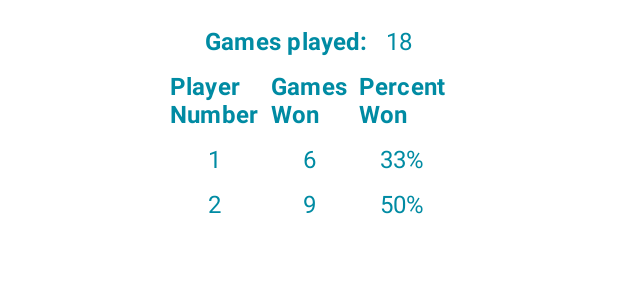
After one commit to dnagelCS/Thirteen_Stones, an Android app: the layout statistics_include_card_stats_data.xml on its own in the app's theme, with its tools: preview values and no code run, on a phone screen of 412 x 824 dp. The commit adds this screen. Shown: the top 300 px of the screen. Run offline under Robolectric (Android 15) with nearby library versions, the phone set to English and light mode, and no system bars.

Commit message:
updated layout of statistics to include scroll and background

```diff
--- a/app/src/main/AndroidManifest.xml
+++ b/app/src/main/AndroidManifest.xml
@@ -12,7 +12,7 @@
         <activity
             android:name=".activities.StatisticsActivity"
             android:label="@string/title_activity_statistics"
-            android:theme="@style/Theme.ThirteenStones.NoActionBar" />
+            android:theme="@style/Theme.ThirteenStones.NoActionBar.Dialog" />
         <activity
             android:name=".activities.SplashActivity"
             android:theme="@style/Theme.ThirteenStones.NoActionBar.SplashScreenTheme">
--- a/app/src/main/java/com/example/thirteenstones/activities/MainActivity.java
+++ b/app/src/main/java/com/example/thirteenstones/activities/MainActivity.java
@@ -201,7 +201,7 @@ public class MainActivity extends AppCompatActivity {
         dismissSnackBarIfShown();
         showInfoDialog(MainActivity.this, "About 13 Stones",
                 "A quick two-player game; have fun!\n" +
-                        "\nAndroid game by SA.\nmintedtech@gmail.com");
+                        "\nCode-along for Android Application and Development course");
     }
 
     private void showSettings() {
--- a/app/src/main/res/layout-land/main_include_image_and_card_buttons.xml
+++ b/app/src/main/res/layout-land/main_include_image_and_card_buttons.xml
@@ -13,7 +13,7 @@
 
     <include
         android:id="@+id/card_image_view_stones"
-        layout="@layout/main_include_card_image_stones"
+        layout="@layout/multi_include_card_image_stones"
         android:layout_width="0dp"
         android:layout_height="0dp"
         android:layout_margin="@dimen/default_activity_margin"
--- a/app/src/main/res/layout/main_include_image_and_card_buttons.xml
+++ b/app/src/main/res/layout/main_include_image_and_card_buttons.xml
@@ -3,6 +3,6 @@
     xmlns:android="http://schemas.android.com/apk/res/android"
     tools:showIn="@layout/content_main">
 
-    <include layout="@layout/main_include_card_image_stones" />
+    <include layout="@layout/multi_include_card_image_stones" />
     <include layout="@layout/main_include_card_buttons" />
 </merge>
--- /dev/null
+++ b/app/src/main/res/layout/statistics_include_card_stats_data.xml
@@ -0,0 +1,106 @@
+<?xml version="1.0" encoding="utf-8"?>
+<androidx.constraintlayout.widget.ConstraintLayout xmlns:app="http://schemas.android.com/apk/res-auto"
+    xmlns:android="http://schemas.android.com/apk/res/android"
+    xmlns:tools="http://schemas.android.com/tools"
+    android:layout_width="match_parent"
+    android:layout_height="wrap_content"
+    android:padding="@dimen/default_activity_margin"
+    tools:showIn="@layout/content_statistics">
+
+    <TextView
+        android:id="@+id/tv_label_games_played"
+        style="@style/TextViewStatistics.PrimaryTextColor.Bold"
+        android:layout_marginTop="@dimen/default_activity_margin"
+        android:text="@string/games_played"
+        app:layout_constraintEnd_toStartOf="@+id/tv_data_games_played"
+        app:layout_constraintHorizontal_chainStyle="packed"
+        app:layout_constraintStart_toStartOf="parent"
+        app:layout_constraintTop_toTopOf="parent" />
+
+    <TextView
+        android:id="@+id/tv_data_games_played"
+        style="@style/TextViewStatistics.PrimaryTextColor"
+        android:layout_marginStart="@dimen/default_activity_margin"
+        android:layout_marginLeft="@dimen/default_activity_margin"
+        android:layout_marginTop="@dimen/default_activity_margin"
+        app:layout_constraintEnd_toEndOf="parent"
+        app:layout_constraintStart_toEndOf="@+id/tv_label_games_played"
+        app:layout_constraintTop_toTopOf="parent"
+        tools:text="18" />
+
+    <TextView
+        android:id="@+id/tv_label_header_player"
+        style="@style/TextViewStatistics.SecondaryTextColor.Bold"
+        android:layout_marginEnd="@dimen/default_activity_margin"
+        android:layout_marginRight="@dimen/default_activity_margin"
+        android:text="@string/player_number"
+        app:layout_constraintEnd_toStartOf="@+id/tv_label_header_wins"
+        app:layout_constraintTop_toTopOf="@+id/tv_label_header_wins" />
+
+    <TextView
+        android:id="@+id/tv_label_header_wins"
+        style="@style/TextViewStatistics.SecondaryTextColor.Bold"
+        android:layout_marginTop="@dimen/double_activity_margin"
+        android:text="@string/games_won"
+        app:layout_constraintEnd_toEndOf="parent"
+        app:layout_constraintStart_toStartOf="parent"
+        app:layout_constraintTop_toBottomOf="@+id/tv_label_games_played" />
+
+    <TextView
+        android:id="@+id/tv_label_header_win_pct"
+        style="@style/TextViewStatistics.SecondaryTextColor.Bold"
+        android:layout_marginStart="@dimen/default_activity_margin"
+        android:layout_marginLeft="@dimen/default_activity_margin"
+        android:text="@string/percent_won"
+        app:layout_constraintStart_toEndOf="@+id/tv_label_header_wins"
+        app:layout_constraintTop_toTopOf="@+id/tv_label_header_wins" />
+
+    <TextView
+        android:id="@+id/tv_label_player1_number"
+        style="@style/TextViewStatistics.SecondaryTextColor"
+        android:text="@string/one"
+        app:layout_constraintEnd_toEndOf="@+id/tv_label_header_player"
+        app:layout_constraintStart_toStartOf="@+id/tv_label_header_player"
+        app:layout_constraintTop_toTopOf="@+id/tv_data_player1_wins" />
+
+    <TextView
+        android:id="@+id/tv_data_player1_wins"
+        style="@style/TextViewStatistics.SecondaryTextColor"
+        android:layout_marginTop="@dimen/default_activity_margin"
+        app:layout_constraintEnd_toEndOf="@+id/tv_label_header_wins"
+        app:layout_constraintStart_toStartOf="@+id/tv_label_header_wins"
+        app:layout_constraintTop_toBottomOf="@+id/tv_label_header_wins"
+        tools:text="6" />
+
+    <TextView
+        android:id="@+id/tv_data_player1_win_percent"
+        style="@style/TextViewStatistics.SecondaryTextColor"
+        app:layout_constraintEnd_toEndOf="@+id/tv_label_header_win_pct"
+        app:layout_constraintStart_toStartOf="@+id/tv_label_header_win_pct"
+        app:layout_constraintTop_toTopOf="@+id/tv_data_player1_wins"
+        tools:text="33%" />
+
+    <TextView
+        android:id="@+id/tv_label_player2_number"
+        style="@style/TextViewStatistics.SecondaryTextColor"
+        android:text="@string/two"
+        app:layout_constraintEnd_toEndOf="@+id/tv_label_player1_number"
+        app:layout_constraintTop_toTopOf="@+id/tv_data_player2_wins" />
+
+    <TextView
+        android:id="@+id/tv_data_player2_wins"
+        style="@style/TextViewStatistics.SecondaryTextColor"
+        android:layout_marginTop="@dimen/default_activity_margin"
+        app:layout_constraintEnd_toEndOf="@+id/tv_label_header_wins"
+        app:layout_constraintStart_toStartOf="@+id/tv_label_header_wins"
+        app:layout_constraintTop_toBottomOf="@+id/tv_data_player1_wins"
+        tools:text="9" />
+
+    <TextView
+        android:id="@+id/tv_data_player2_win_percent"
+        style="@style/TextViewStatistics.SecondaryTextColor"
+        app:layout_constraintStart_toStartOf="@+id/tv_data_player1_win_percent"
+        app:layout_constraintTop_toTopOf="@+id/tv_data_player2_wins"
+        tools:text="50%" />
+
+</androidx.constraintlayout.widget.ConstraintLayout>
--- a/app/src/main/res/values/strings.xml
+++ b/app/src/main/res/values/strings.xml
@@ -42,7 +42,7 @@
     <string name="title_activity_statistics">Statistics</string>
 
     <!-- Strings used for Statistics Activity -->
-    <string name="player_number">Player Number</string>
-    <string name="games_won">Games Won</string>
-    <string name="percent_won">Percent Won</string>
+    <string name="player_number">Player\nNumber</string>
+    <string name="games_won">Games\nWon</string>
+    <string name="percent_won">Percent\nWon</string>
 </resources>
--- a/app/src/main/res/values/themes.xml
+++ b/app/src/main/res/values/themes.xml
@@ -15,13 +15,36 @@
 
         <!-- Status bar color. -->
         <item name="android:statusBarColor" tools:targetApi="l">?attr/colorSecondaryVariant</item>
-        <item name="android:navigationBarColor" tools:targetApi="l">?attr/colorSecondaryVariant</item>
+        <item name="android:navigationBarColor" tools:targetApi="l">?attr/colorSecondaryVariant
+        </item>
         <!-- Customize your theme here. -->
     </style>
 
     <style name="Theme.ThirteenStones.NoActionBar">
         <item name="windowActionBar">false</item>
         <item name="windowNoTitle">true</item>
+    </style>
+
+    <style name="Theme.ThirteenStones.NoActionBar.Dialog" parent="Theme.MaterialComponents.DayNight.Dialog.MinWidth">
+        <item name="windowActionBar">false</item>
+        <item name="windowNoTitle">true</item>
+
+        <item name="colorPrimary">@color/primaryColor</item>
+        <item name="colorPrimaryVariant">@color/primaryDarkColor</item>
+        <item name="colorOnPrimary">@color/primaryTextColor</item>
+
+        <item name="colorSecondary">@color/secondaryColor</item>
+        <item name="colorSecondaryVariant">@color/secondaryDarkColor</item>
+        <item name="colorOnSecondary">@color/secondaryTextColor</item>
+
+        <item name="colorAccent">@color/secondaryColor</item>
+
+        <item name="android:navigationBarColor" tools:targetApi="lollipop">
+            @color/secondaryDarkColor
+        </item>
+
+        <item name="android:statusBarColor" tools:targetApi="lollipop">@color/secondaryDarkColor
+        </item>
     </style>
 
     <style name="Theme.ThirteenStones.NoActionBar.SplashScreenTheme">
--- /dev/null
+++ b/settings.gradle
@@ -0,0 +1,2 @@
+include ':app'
+rootProject.name = "Thirteen Stones"
```
Also changed, not shown: app/src/main/res/layout/content_statistics.xml (+17 -108 lines), app/src/main/res/layout/statistics_include_card_stats_card_scroll.xml (added, +25 -0 lines), build.gradle (added, +24 -0 lines), gradle.properties (added, +19 -0 lines), gradle/wrapper/gradle-wrapper.properties (added), 4 other files.
